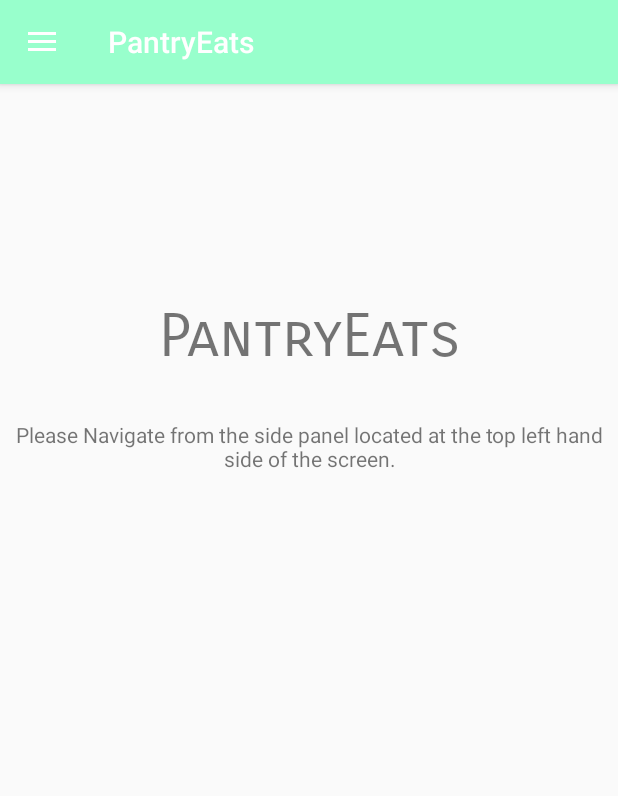
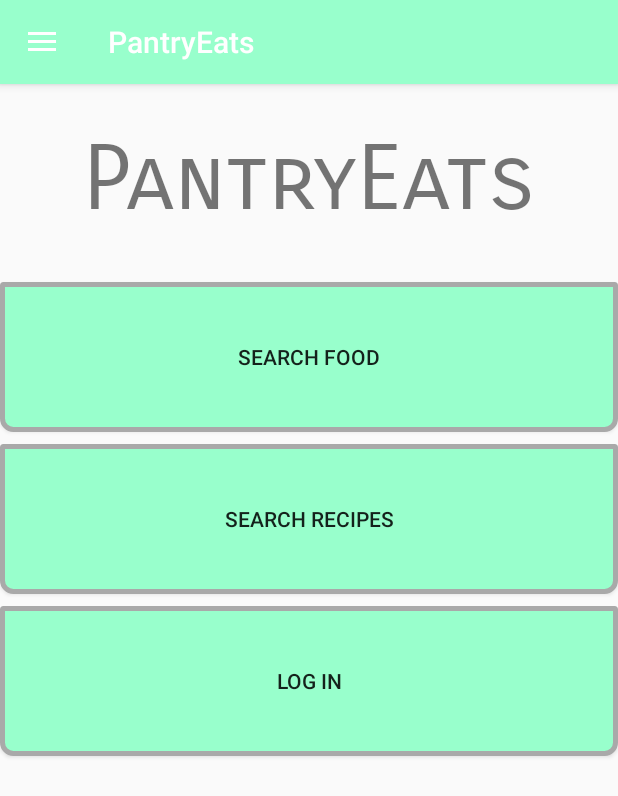
Before and after one commit to Daut13/pantryrecipe1.1, an Android app: the screen it shows after launch (MainActivity), on a phone screen of 412 x 824 dp. Shown: the top 796 px of the screen. Run offline under Robolectric (Android 15) with nearby library versions, the phone set to English and light mode, and no system bars.

Commit message:
Fixed an issue with the button on LoginPage, navigation now works properly MainActivity now has 3 buttons for navigating without the menu in the top left Search Food, Search Recipes, and Log In Fixed ic_menu_foodlist display Added ic_menu_login which replaced the ic_menu_manage Added ic_menu_recipes which replaced ic_menu_savedrecipes Changed around some stuff with activity_login_page.xml to fix transitions/navigation Swapped app_bar_main.xml to a constraint layout because we needed to move stuff for the mainpage This added a lot of new information to that page, including the new buttons. Removed recipelistfrag.xml because it is no longer used. Changed icon names in activity_main_drawer to the new icons for the menu

```diff
--- a/app/src/main/java/com/example/jacob/myapplication/LoginPage.java
+++ b/app/src/main/java/com/example/jacob/myapplication/LoginPage.java
@@ -19,7 +19,7 @@ public class LoginPage extends AppCompatActivity {
 
             @Override
             public void onClick(View view) {
-                Intent i = new Intent(LoginPage.this,TypeSelect.class);
+                Intent i = new Intent(LoginPage.this, MainActivity.class);
                 startActivity(i);
             }
         });
--- a/app/src/main/java/com/example/jacob/myapplication/MainActivity.java
+++ b/app/src/main/java/com/example/jacob/myapplication/MainActivity.java
@@ -10,6 +10,8 @@ import android.support.v7.app.ActionBarDrawerToggle;
 import android.support.v7.app.AppCompatActivity;
 import android.support.v7.widget.Toolbar;
 import android.view.MenuItem;
+import android.view.View;
+import android.widget.Button;
 
 
 public class MainActivity extends AppCompatActivity
@@ -35,6 +37,39 @@ public class MainActivity extends AppCompatActivity
 
         navigationView = findViewById(R.id.nav_view);
         navigationView.setNavigationItemSelectedListener(this);
+
+        Button button;
+        button = findViewById(R.id.button);
+        button.setOnClickListener(new View.OnClickListener() {
+
+            @Override
+            public void onClick(View view) {
+                Intent i = new Intent(MainActivity.this, FoodSelect.class);
+                startActivity(i);
+            }
+        });
+
+        Button button2;
+        button2 = findViewById(R.id.button2);
+        button2.setOnClickListener(new View.OnClickListener() {
+
+            @Override
+            public void onClick(View view) {
+                Intent i = new Intent(MainActivity.this, FavRecipe.class);
+                startActivity(i);
+            }
+        });
+
+        Button button3;
+        button3 = findViewById(R.id.button3);
+        button3.setOnClickListener(new View.OnClickListener() {
+
+            @Override
+            public void onClick(View view) {
+                Intent i = new Intent(MainActivity.this, LoginPage.class);
+                startActivity(i);
+            }
+        });
 
     }
 
@@ -85,8 +120,6 @@ public class MainActivity extends AppCompatActivity
                 startActivity(startNewActivity);
             }
 
-
-
         DrawerLayout drawer = findViewById(R.id.drawer_layout);
         drawer.closeDrawer(GravityCompat.START);
         return true;
--- a/app/src/main/res/drawable-v21/ic_menu_manage.xml
+++ /dev/null
@@ -1,9 +0,0 @@
-<vector xmlns:android="http://schemas.android.com/apk/res/android"
-    android:width="24dp"
-    android:height="24dp"
-    android:viewportHeight="24.0"
-    android:viewportWidth="24.0">
-    <path
-        android:fillColor="#FF000000"
-        android:pathData="M22.7,19l-9.1,-9.1c0.9,-2.3 0.4,-5 -1.5,-6.9 -2,-2 -5,-2.4 -7.4,-1.3L9,6 6,9 1.6,4.7C0.4,7.1 0.9,10.1 2.9,12.1c1.9,1.9 4.6,2.4 6.9,1.5l9.1,9.1c0.4,0.4 1,0.4 1.4,0l2.3,-2.3c0.5,-0.4 0.5,-1.1 0.1,-1.4z" />
-</vector>
--- a/app/src/main/res/drawable/ic_menu_foodlist.xml
+++ b/app/src/main/res/drawable/ic_menu_foodlist.xml
@@ -1,7 +1,7 @@
 <vector xmlns:android="http://schemas.android.com/apk/res/android"
     android:width="24dp"
     android:height="24dp"
-    android:viewportHeight="24.0"
+    android:viewportHeight="32.0"
     android:viewportWidth="30.0">
     <path
         android:fillColor="#FF000000"
--- /dev/null
+++ b/app/src/main/res/drawable/ic_menu_login.xml
@@ -0,0 +1,28 @@
+<vector xmlns:android="http://schemas.android.com/apk/res/android"
+	android:width="24dp"
+	android:height="24dp"
+	android:viewportHeight="500.0"
+	android:viewportWidth="500">
+			<path
+				android:fillColor="#F0000000"
+				android:pathData="M149.735,125.643v51.083c0.069,9.343,7.736,20.007,7.736,20.007s-7.688,3.51-7.688,17.617
+				c2.695,35.398,16.774,20.142,19.679,35.652c4.829,25.785,27.658,44.436,41.869,50.877c8.19,3.71,16.617,5.607,25.473,5.799v-0.02
+				c8.833-0.197,17.238-2.094,25.407-5.795c14.211-6.441,37.041-25.092,41.869-50.877c2.904-15.511,16.982-0.254,19.68-35.652
+				c0-14.107-7.689-17.617-7.689-17.617s7.668-10.664,7.736-20.007v-51.083c22.73-5.394,39.711-25.822,39.711-50.181
+				c0-28.467-23.158-51.626-51.625-51.626c-6.801,0-13.43,1.35-19.633,3.965C279.918,10.658,259.325,0.092,236.738,0v0.017
+				c-22.562,0.112-43.126,10.674-55.457,27.784c-6.202-2.615-12.832-3.965-19.632-3.965c-28.467,0-51.625,23.159-51.625,51.626
+				C110.024,99.821,127.005,120.25,149.735,125.643z M352.143,338.593c-16.1-5.806-32.414-13.765-42.246-19.7c-2.072-1.318-4.52-2.091-7.154-2.091
+				c-3.566,0-6.801,1.405-9.195,3.683c-0.012,0.004-0.023,0.011-0.035,0.015c-15.453,15.108-44.021,19.655-53.746,19.655
+				c-0.83,0-2.524,0.013-3.414,0.019c-0.889-0.006-2.583-0.019-3.414-0.019c-9.724,0-38.292-4.547-53.745-19.655
+				c-0.011-0.004-0.024-0.011-0.035-0.015c-2.395-2.276-5.627-3.683-9.195-3.683c-2.634,0-5.083,0.771-7.154,2.091
+				c-9.833,5.937-26.147,13.896-42.248,19.7C69.407,357.037,46.4,375.846,46.4,388.68c0,12.805,0,84.025,0,84.025h184.992h0.258
+				h4.702h4.703h0.258h184.992c0,0,0-71.223,0-84.025C426.305,375.846,403.299,357.038,352.143,338.593z M236.496,454.059
+				c-0.007,0-0.015,0-0.022,0s-0.015,0-0.022,0c-6.413,0-11.611-5.195-11.611-11.611c0-6.41,5.199-11.611,11.611-11.611
+				c0.007,0,0.015,0.002,0.022,0.002s0.015-0.002,0.022-0.002c6.413,0,11.612,5.201,11.612,11.611
+				C248.108,448.863,242.909,454.059,236.496,454.059z M236.496,414.309c-0.007,0-0.015,0-0.022,0s-0.015,0-0.022,0
+				c-6.413,0-11.611-5.195-11.611-11.611c0-6.41,5.199-11.611,11.611-11.611c0.007,0,0.015,0.002,0.022,0.002
+				s0.015-0.002,0.022-0.002c6.413,0,11.612,5.201,11.612,11.611C248.108,409.113,242.909,414.309,236.496,414.309z
+				M236.496,375.557c-0.007,0-0.015-0.002-0.022-0.002s-0.015,0.002-0.022,0.002c-6.413,0-11.611-5.197-11.611-11.613
+				c0-6.41,5.199-11.611,11.611-11.611c0.007,0,0.015,0.001,0.022,0.001s0.015-0.001,0.022-0.001
+				c6.413,0,11.612,5.201,11.612,11.611C248.108,370.359,242.909,375.557,236.496,375.557z"/>
+</vector>
--- /dev/null
+++ b/app/src/main/res/drawable/ic_menu_recipes.xml
@@ -0,0 +1,23 @@
+<vector xmlns:android="http://schemas.android.com/apk/res/android"
+	xmlns:tools="http://schemas.android.com/tools"
+	android:width="24dp"
+	android:height="24dp"
+	android:viewportHeight="550.0"
+	android:viewportWidth="550.0"
+	tools:ignore="ExtraText">
+<path
+		android:fillColor="#F0000000"
+		android:pathData="M400.307,0H54.294c-8.452,0-15.33,6.877-15.33,15.33v481.34c0,8.452,6.877,15.33,15.33,15.33h346.012
+			c40.104,0,72.73-32.626,72.73-72.73V72.73C473.037,32.626,440.411,0,400.307,0z M89.261,481.96L89.261,481.96H69.005V30.04h20.256
+			V481.96z M442.997,439.27c0,23.54-19.15,42.691-42.691,42.691H119.299V30.04h281.007c23.54,0,42.691,19.15,42.691,42.69V439.27z M314.106,220.773C314.106,220.531,314.095,221.013,314.106,220.773L314.106,220.773z
+			M349.157,196.484c-2.121,0-4.224,0.15-6.295,0.445c-5.664-26.787-29.446-46.669-57.649-46.669
+				c-24.643,0-45.789,15.209-54.576,36.728c-4.325-1.198-8.828-1.826-13.409-1.826c-27.637,0-50.119,22.483-50.119,50.119
+				c0,22.406,14.779,41.421,35.099,47.817v50.868c0,8.295,6.725,15.02,15.02,15.02h131.929c8.295,0,15.02-6.725,15.02-15.02v-51.184
+				c17.144-6.173,29.437-22.597,29.437-41.841C393.614,216.428,373.67,196.484,349.157,196.484z M334.137,318.945H232.248v-33.546
+				h101.889V318.945z M349.157,255.359H217.228c-11.072,0-20.08-9.007-20.08-20.08c0-11.073,9.008-20.08,20.08-20.08
+				c5.085,0,9.775,2.088,13.661,5.362c9.732,8.204,25.112,4.524,25.43-11.37c0-15.932,12.961-28.893,28.893-28.893
+				c15.278,0,27.915,11.888,28.841,27.096c0.027,1.426,0.049,10.508,0.053,13.379c0,7.563,6.095,14.412,13.658,14.412
+				c4.174,0,8.513-1.872,11.571-4.816l0.013,0.005c2.673-2.482,6.155-3.85,9.808-3.85c7.95,0,14.417,6.468,14.417,14.417
+				S357.106,255.359,349.157,255.359z" />
+
+</vector>
--- a/app/src/main/res/drawable/ic_menu_savedrecipes.xml
+++ /dev/null
@@ -1,12 +0,0 @@
-<vector xmlns:android="http://schemas.android.com/apk/res/android"
-    android:width="24dp"
-    android:height="24dp"
-    android:viewportHeight="38.0"
-    android:viewportWidth="40.0">
-    <path
-        android:fillColor="#FF000000"
-        android:pathData="M4 17l17-17h-2.5c-0.825 0-1.977 0.477-2.561 1.061l-14.879 14.879c-0.583 0.583-0.583 1.538 0 2.121l12.879 12.879c0.583 0.583 1.538 0.583 2.121 0l0.939-0.939-13-13z"></path>
-    <path
-        android:fillColor="#FF000000"
-        android:pathData="M38.5 0h-12c-0.825 0-1.977 0.477-2.561 1.061l-14.879 14.879c-0.583 0.583-0.583 1.538 0 2.121l12.879 12.879c0.583 0.583 1.538 0.583 2.121 0l14.879-14.879c0.583-0.583 1.061-1.736 1.061-2.561v-12c0-0.825-0.675-1.5-1.5-1.5zM31 12c-1.657 0-3-1.343-3-3s1.343-3 3-3 3 1.343 3 3-1.343 3-3 3z"></path>
-</vector>
--- a/app/src/main/res/layout/app_bar_main.xml
+++ b/app/src/main/res/layout/app_bar_main.xml
@@ -1,45 +1,78 @@
 <?xml version="1.0" encoding="utf-8"?>
-<android.support.design.widget.CoordinatorLayout xmlns:android="http://schemas.android.com/apk/res/android"
+<android.support.constraint.ConstraintLayout xmlns:android="http://schemas.android.com/apk/res/android"
     xmlns:app="http://schemas.android.com/apk/res-auto"
     xmlns:tools="http://schemas.android.com/tools"
+    android:id="@+id/coordinatorLayout"
     android:layout_width="match_parent"
     android:layout_height="match_parent"
     tools:context="com.example.jacob.myapplication.MainActivity">
 
+    <Button
+        android:id="@+id/button"
+        android:layout_width="0dp"
+        android:layout_height="100dp"
+        android:layout_marginTop="32dp"
+        android:background="@drawable/buttonshape"
+        android:text="Search Food"
+        app:layout_constraintEnd_toEndOf="parent"
+        app:layout_constraintHorizontal_bias="0.0"
+        app:layout_constraintStart_toStartOf="parent"
+        app:layout_constraintTop_toBottomOf="@+id/Title" />
+
+    <Button
+        android:id="@+id/button2"
+        android:layout_width="0dp"
+        android:layout_height="100dp"
+        android:layout_marginTop="8dp"
+        android:background="@drawable/buttonshape"
+        android:text="Search Recipes"
+        app:layout_constraintEnd_toEndOf="parent"
+        app:layout_constraintHorizontal_bias="0.0"
+        app:layout_constraintStart_toStartOf="parent"
+        app:layout_constraintTop_toBottomOf="@+id/button" />
+
+    <Button
+        android:id="@+id/button3"
+        android:layout_width="0dp"
+        android:layout_height="100dp"
+        android:layout_marginTop="8dp"
+        android:background="@drawable/buttonshape"
+        android:text="Log In"
+        app:layout_constraintEnd_toEndOf="parent"
+        app:layout_constraintHorizontal_bias="0.0"
+        app:layout_constraintStart_toStartOf="parent"
+        app:layout_constraintTop_toBottomOf="@+id/button2" />
+
     <TextView
-        android:id="@+id/text5"
-        android:layout_width="match_parent"
+        android:id="@+id/Title"
+        android:layout_width="0dp"
         android:layout_height="wrap_content"
-        android:layout_alignParentTop="true"
-        android:layout_centerHorizontal="true"
-        android:layout_marginTop="200dp"
+        android:layout_marginTop="28dp"
         android:fontFamily="sans-serif-smallcaps"
         android:text="@string/app_name"
         android:textAlignment="center"
-        android:textSize="40sp" />
-
-    <TextView
-        android:id="@+id/text6"
-        android:layout_width="match_parent"
-        android:layout_height="wrap_content"
-        android:layout_alignParentTop="true"
-        android:layout_centerHorizontal="true"
-        android:layout_marginTop="280dp"
-        android:text="@string/start_menu_text"
-        android:textAlignment="center" />
+        android:textSize="60sp"
+        app:layout_constraintEnd_toEndOf="parent"
+        app:layout_constraintHorizontal_bias="0.0"
+        app:layout_constraintStart_toStartOf="parent"
+        app:layout_constraintTop_toBottomOf="@+id/appBarLayout" />
 
     <android.support.design.widget.AppBarLayout
-        android:layout_width="match_parent"
+        android:id="@+id/appBarLayout"
+        android:layout_width="0dp"
         android:layout_height="wrap_content"
-        android:theme="@style/AppTheme.AppBarOverlay">
+        android:theme="@style/AppTheme.AppBarOverlay"
+        app:layout_constraintEnd_toEndOf="parent"
+        app:layout_constraintStart_toStartOf="parent"
+        app:layout_constraintTop_toTopOf="parent">
 
         <android.support.v7.widget.Toolbar
             android:id="@+id/toolbar"
-            android:layout_width="match_parent"
-            android:layout_height="?attr/actionBarSize"
+            android:layout_width="wrap_content"
+            android:layout_height="wrap_content"
             android:background="?attr/colorPrimary"
             app:popupTheme="@style/AppTheme.PopupOverlay" />
 
     </android.support.design.widget.AppBarLayout>
 
-</android.support.design.widget.CoordinatorLayout>
+</android.support.constraint.ConstraintLayout>
--- a/app/src/main/res/menu/activity_main_drawer.xml
+++ b/app/src/main/res/menu/activity_main_drawer.xml
@@ -8,7 +8,7 @@
             android:title="@string/fdlst" />
         <item
             android:id="@+id/nav_saved_recipe"
-            android:icon="@drawable/ic_menu_savedrecipes"
+            android:icon="@drawable/ic_menu_recipes"
             android:title="@string/svdrcp" />
         <item
             android:id="@+id/nav_placeholder"
@@ -16,7 +16,7 @@
             android:title="@string/plchold" />
         <item
             android:id="@+id/nav_login"
-            android:icon="@drawable/ic_menu_manage"
+            android:icon="@drawable/ic_menu_login"
             android:title="@string/login" />
     </group>
 
```
Also changed, not shown: app/src/main/res/layout/activity_login_page.xml (+1 -19 lines), app/src/main/res/layout/recipelistfrag.xml (deleted, +0 -40 lines).
